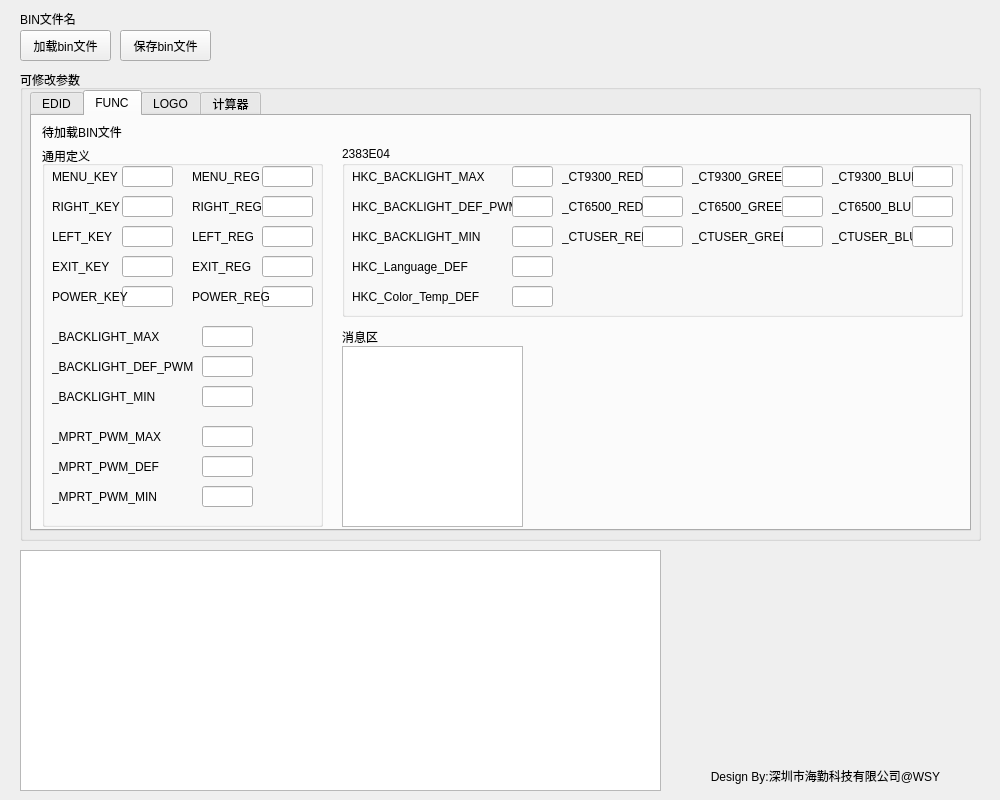
Above: hk_bin_tool.ui from wayneso/HK_BIN_TOOL before the change. Below: the same form after it.
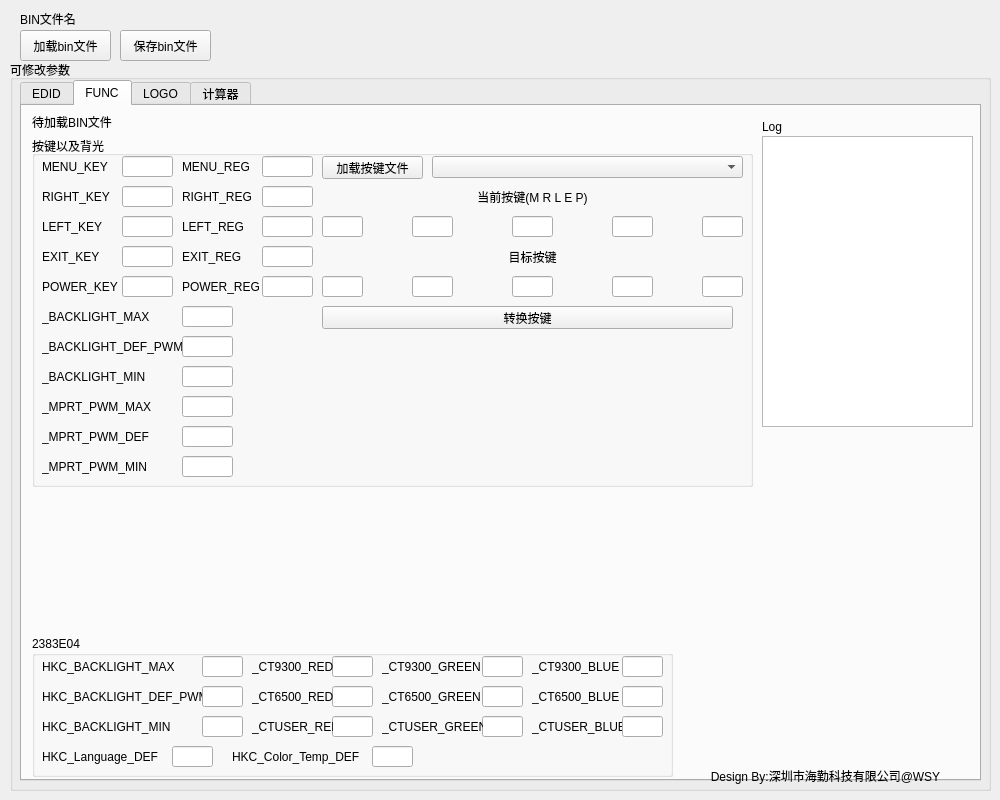
That is the form after the change. The open tabs and pages were chosen to show the change.

Commit message: 更加快捷的修改按键

Patch:
```diff
--- a/hk_bin_tool.ui
+++ b/hk_bin_tool.ui
@@ -63,10 +63,10 @@
   <widget class="QGroupBox" name="groupBox">
    <property name="geometry">
     <rect>
-     <x>20</x>
-     <y>70</y>
-     <width>961</width>
-     <height>471</height>
+     <x>10</x>
+     <y>60</y>
+     <width>981</width>
+     <height>731</height>
     </rect>
    </property>
    <property name="title">
@@ -77,8 +77,8 @@
      <rect>
       <x>10</x>
       <y>20</y>
-      <width>941</width>
-      <height>441</height>
+      <width>961</width>
+      <height>701</height>
      </rect>
     </property>
     <property name="currentIndex">
@@ -848,6 +848,19 @@
        <bool>true</bool>
       </property>
      </widget>
+     <widget class="QTextEdit" name="EDID_textEdit">
+      <property name="geometry">
+       <rect>
+        <x>10</x>
+        <y>420</y>
+        <width>641</width>
+        <height>241</height>
+       </rect>
+      </property>
+      <property name="readOnly">
+       <bool>true</bool>
+      </property>
+     </widget>
     </widget>
     <widget class="QWidget" name="FUNC">
      <attribute name="title">
@@ -869,10 +882,10 @@
      <widget class="QGroupBox" name="groupBox_6">
       <property name="geometry">
        <rect>
-        <x>310</x>
-        <y>30</y>
-        <width>621</width>
-        <height>171</height>
+        <x>10</x>
+        <y>530</y>
+        <width>641</width>
+        <height>141</height>
        </rect>
       </property>
       <property name="title">
@@ -952,7 +965,7 @@
         <rect>
          <x>10</x>
          <y>110</y>
-         <width>141</width>
+         <width>131</width>
          <height>21</height>
         </rect>
        </property>
@@ -963,7 +976,7 @@
       <widget class="QLineEdit" name="HKC_Language_DEF">
        <property name="geometry">
         <rect>
-         <x>170</x>
+         <x>140</x>
          <y>110</y>
          <width>41</width>
          <height>21</height>
@@ -973,8 +986,8 @@
       <widget class="QLabel" name="label_54">
        <property name="geometry">
         <rect>
-         <x>10</x>
-         <y>140</y>
+         <x>200</x>
+         <y>110</y>
          <width>141</width>
          <height>21</height>
         </rect>
@@ -986,8 +999,8 @@
       <widget class="QLineEdit" name="HKC_Color_Temp_DEF">
        <property name="geometry">
         <rect>
-         <x>170</x>
-         <y>140</y>
+         <x>340</x>
+         <y>110</y>
          <width>41</width>
          <height>21</height>
         </rect>
@@ -1019,7 +1032,7 @@
       <widget class="QLineEdit" name="_CT9300_GREEN">
        <property name="geometry">
         <rect>
-         <x>440</x>
+         <x>450</x>
          <y>20</y>
          <width>41</width>
          <height>21</height>
@@ -1031,7 +1044,7 @@
         <rect>
          <x>350</x>
          <y>20</y>
-         <width>91</width>
+         <width>101</width>
          <height>21</height>
         </rect>
        </property>
@@ -1042,7 +1055,7 @@
       <widget class="QLineEdit" name="_CT9300_BLUE">
        <property name="geometry">
         <rect>
-         <x>570</x>
+         <x>590</x>
          <y>20</y>
          <width>41</width>
          <height>21</height>
@@ -1052,9 +1065,9 @@
       <widget class="QLabel" name="label_68">
        <property name="geometry">
         <rect>
-         <x>490</x>
+         <x>500</x>
          <y>20</y>
-         <width>81</width>
+         <width>91</width>
          <height>21</height>
         </rect>
        </property>
@@ -1075,9 +1088,9 @@
       <widget class="QLabel" name="label_69">
        <property name="geometry">
         <rect>
-         <x>490</x>
+         <x>500</x>
          <y>50</y>
-         <width>81</width>
+         <width>91</width>
          <height>21</height>
         </rect>
        </property>
@@ -1088,7 +1101,7 @@
       <widget class="QLineEdit" name="_CT6500_GREEN">
        <property name="geometry">
         <rect>
-         <x>440</x>
+         <x>450</x>
          <y>50</y>
          <width>41</width>
          <height>21</height>
@@ -1098,7 +1111,7 @@
       <widget class="QLineEdit" name="_CT6500_BLUE">
        <property name="geometry">
         <rect>
-         <x>570</x>
+         <x>590</x>
          <y>50</y>
          <width>41</width>
          <height>21</height>
@@ -1123,7 +1136,7 @@
         <rect>
          <x>350</x>
          <y>50</y>
-         <width>91</width>
+         <width>101</width>
          <height>21</height>
         </rect>
        </property>
@@ -1144,9 +1157,9 @@
       <widget class="QLabel" name="label_71">
        <property name="geometry">
         <rect>
-         <x>490</x>
+         <x>500</x>
          <y>80</y>
-         <width>81</width>
+         <width>91</width>
          <height>21</height>
         </rect>
        </property>
@@ -1157,7 +1170,7 @@
       <widget class="QLineEdit" name="_CTUSER_GREEN">
        <property name="geometry">
         <rect>
-         <x>440</x>
+         <x>450</x>
          <y>80</y>
          <width>41</width>
          <height>21</height>
@@ -1167,7 +1180,7 @@
       <widget class="QLineEdit" name="_CTUSER_BLUE">
        <property name="geometry">
         <rect>
-         <x>570</x>
+         <x>590</x>
          <y>80</y>
          <width>41</width>
          <height>21</height>
@@ -1192,7 +1205,7 @@
         <rect>
          <x>350</x>
          <y>80</y>
-         <width>91</width>
+         <width>101</width>
          <height>21</height>
         </rect>
        </property>
@@ -1206,17 +1219,17 @@
        <rect>
         <x>10</x>
         <y>30</y>
-        <width>281</width>
-        <height>381</height>
+        <width>721</width>
+        <height>351</height>
        </rect>
       </property>
       <property name="title">
-       <string>通用定义</string>
+       <string>按键以及背光</string>
       </property>
       <widget class="QLineEdit" name="POWER_KEY">
        <property name="geometry">
         <rect>
-         <x>80</x>
+         <x>90</x>
          <y>140</y>
          <width>51</width>
          <height>21</height>
@@ -1226,7 +1239,7 @@
       <widget class="QLineEdit" name="EXIT_KEY">
        <property name="geometry">
         <rect>
-         <x>80</x>
+         <x>90</x>
          <y>110</y>
          <width>51</width>
          <height>21</height>
@@ -1249,7 +1262,7 @@
       <widget class="QLineEdit" name="POWER_REG">
        <property name="geometry">
         <rect>
-         <x>220</x>
+         <x>230</x>
          <y>140</y>
          <width>51</width>
          <height>21</height>
@@ -1272,7 +1285,7 @@
       <widget class="QLineEdit" name="MENU_KEY">
        <property name="geometry">
         <rect>
-         <x>80</x>
+         <x>90</x>
          <y>20</y>
          <width>51</width>
          <height>21</height>
@@ -1282,7 +1295,7 @@
       <widget class="QLineEdit" name="EXIT_REG">
        <property name="geometry">
         <rect>
-         <x>220</x>
+         <x>230</x>
          <y>110</y>
          <width>51</width>
          <height>21</height>
@@ -1305,7 +1318,7 @@
       <widget class="QLineEdit" name="RIGHT_KEY">
        <property name="geometry">
         <rect>
-         <x>80</x>
+         <x>90</x>
          <y>50</y>
          <width>51</width>
          <height>21</height>
@@ -1328,7 +1341,7 @@
       <widget class="QLineEdit" name="LEFT_REG">
        <property name="geometry">
         <rect>
-         <x>220</x>
+         <x>230</x>
          <y>80</y>
          <width>51</width>
          <height>21</height>
@@ -1351,7 +1364,7 @@
       <widget class="QLineEdit" name="RIGHT_REG">
        <property name="geometry">
         <rect>
-         <x>220</x>
+         <x>230</x>
          <y>50</y>
          <width>51</width>
          <height>21</height>
@@ -1374,7 +1387,7 @@
       <widget class="QLineEdit" name="MENU_REG">
        <property name="geometry">
         <rect>
-         <x>220</x>
+         <x>230</x>
          <y>20</y>
          <width>51</width>
          <height>21</height>
@@ -1410,7 +1423,7 @@
       <widget class="QLineEdit" name="LEFT_KEY">
        <property name="geometry">
         <rect>
-         <x>80</x>
+         <x>90</x>
          <y>80</y>
          <width>51</width>
          <height>21</height>
@@ -1447,7 +1460,7 @@
        <property name="geometry">
         <rect>
          <x>10</x>
-         <y>180</y>
+         <y>170</y>
          <width>141</width>
          <height>21</height>
         </rect>
@@ -1459,8 +1472,8 @@
       <widget class="QLineEdit" name="_MPRT_PWM_MAX">
        <property name="geometry">
         <rect>
-         <x>160</x>
-         <y>280</y>
+         <x>150</x>
+         <y>260</y>
          <width>51</width>
          <height>21</height>
         </rect>
@@ -1469,8 +1482,8 @@
       <widget class="QLineEdit" name="_MPRT_PWM_DEF">
        <property name="geometry">
         <rect>
-         <x>160</x>
-         <y>310</y>
+         <x>150</x>
+         <y>290</y>
          <width>51</width>
          <height>21</height>
         </rect>
@@ -1480,8 +1493,8 @@
        <property name="geometry">
         <rect>
          <x>10</x>
-         <y>280</y>
-         <width>141</width>
+         <y>260</y>
+         <width>121</width>
          <height>21</height>
         </rect>
        </property>
@@ -1493,7 +1506,7 @@
        <property name="geometry">
         <rect>
          <x>10</x>
-         <y>240</y>
+         <y>230</y>
          <width>141</width>
          <height>21</height>
         </rect>
@@ -1506,8 +1519,8 @@
        <property name="geometry">
         <rect>
          <x>10</x>
-         <y>340</y>
-         <width>141</width>
+         <y>320</y>
+         <width>121</width>
          <height>21</height>
         </rect>
        </property>
@@ -1519,7 +1532,7 @@
        <property name="geometry">
         <rect>
          <x>10</x>
-         <y>210</y>
+         <y>200</y>
          <width>141</width>
          <height>21</height>
         </rect>
@@ -1531,8 +1544,8 @@
       <widget class="QLineEdit" name="_MPRT_PWM_MIN">
        <property name="geometry">
         <rect>
-         <x>160</x>
-         <y>340</y>
+         <x>150</x>
+         <y>320</y>
          <width>51</width>
          <height>21</height>
         </rect>
@@ -1542,8 +1555,8 @@
        <property name="geometry">
         <rect>
          <x>10</x>
-         <y>310</y>
-         <width>141</width>
+         <y>290</y>
+         <width>121</width>
          <height>21</height>
         </rect>
        </property>
@@ -1554,8 +1567,8 @@
       <widget class="QLineEdit" name="_BACKLIGHT_DEF_PWM">
        <property name="geometry">
         <rect>
-         <x>160</x>
-         <y>210</y>
+         <x>150</x>
+         <y>200</y>
          <width>51</width>
          <height>21</height>
         </rect>
@@ -1564,8 +1577,8 @@
       <widget class="QLineEdit" name="_BACKLIGHT_MAX">
        <property name="geometry">
         <rect>
-         <x>160</x>
-         <y>180</y>
+         <x>150</x>
+         <y>170</y>
          <width>51</width>
          <height>21</height>
         </rect>
@@ -1574,35 +1587,203 @@
       <widget class="QLineEdit" name="_BACKLIGHT_MIN">
        <property name="geometry">
         <rect>
-         <x>160</x>
-         <y>240</y>
+         <x>150</x>
+         <y>230</y>
          <width>51</width>
          <height>21</height>
         </rect>
        </property>
       </widget>
-     </widget>
-     <widget class="QTextEdit" name="FUNC_textEdit">
-      <property name="geometry">
-       <rect>
-        <x>310</x>
-        <y>230</y>
-        <width>181</width>
-        <height>181</height>
-       </rect>
-      </property>
+      <widget class="QPushButton" name="Add_Key_H_pushButton">
+       <property name="geometry">
+        <rect>
+         <x>290</x>
+         <y>20</y>
+         <width>101</width>
+         <height>23</height>
+        </rect>
+       </property>
+       <property name="text">
+        <string>加载按键文件</string>
+       </property>
+      </widget>
+      <widget class="QComboBox" name="Key_H_List_comboBox">
+       <property name="geometry">
+        <rect>
+         <x>400</x>
+         <y>20</y>
+         <width>311</width>
+         <height>22</height>
+        </rect>
+       </property>
+      </widget>
+      <widget class="QLabel" name="label_64">
+       <property name="geometry">
+        <rect>
+         <x>290</x>
+         <y>50</y>
+         <width>421</width>
+         <height>21</height>
+        </rect>
+       </property>
+       <property name="text">
+        <string>当前按键(M R L E P)</string>
+       </property>
+       <property name="alignment">
+        <set>Qt::AlignmentFlag::AlignCenter</set>
+       </property>
+      </widget>
+      <widget class="QLineEdit" name="Key_1_lineEdit">
+       <property name="geometry">
+        <rect>
+         <x>290</x>
+         <y>80</y>
+         <width>41</width>
+         <height>21</height>
+        </rect>
+       </property>
+      </widget>
+      <widget class="QLineEdit" name="Key_2_lineEdit">
+       <property name="geometry">
+        <rect>
+         <x>380</x>
+         <y>80</y>
+         <width>41</width>
+         <height>21</height>
+        </rect>
+       </property>
+      </widget>
+      <widget class="QLineEdit" name="Key_3_lineEdit">
+       <property name="geometry">
+        <rect>
+         <x>480</x>
+         <y>80</y>
+         <width>41</width>
+         <height>21</height>
+        </rect>
+       </property>
+      </widget>
+      <widget class="QLineEdit" name="Key_4_lineEdit">
+       <property name="geometry">
+        <rect>
+         <x>580</x>
+         <y>80</y>
+         <width>41</width>
+         <height>21</height>
+        </rect>
+       </property>
+      </widget>
+      <widget class="QLineEdit" name="Key_5_lineEdit">
+       <property name="geometry">
+        <rect>
+         <x>670</x>
+         <y>80</y>
+         <width>41</width>
+         <height>21</height>
+        </rect>
+       </property>
+      </widget>
+      <widget class="QLineEdit" name="Key_7_lineEdit">
+       <property name="geometry">
+        <rect>
+         <x>380</x>
+         <y>140</y>
+         <width>41</width>
+         <height>21</height>
+        </rect>
+       </property>
+      </widget>
+      <widget class="QLabel" name="label_74">
+       <property name="geometry">
+        <rect>
+         <x>290</x>
+         <y>110</y>
+         <width>421</width>
+         <height>21</height>
+        </rect>
+       </property>
+       <property name="text">
+        <string>目标按键</string>
+       </property>
+       <property name="alignment">
+        <set>Qt::AlignmentFlag::AlignCenter</set>
+       </property>
+      </widget>
+      <widget class="QLineEdit" name="Key_10_lineEdit">
+       <property name="geometry">
+        <rect>
+         <x>670</x>
+         <y>140</y>
+         <width>41</width>
+         <height>21</height>
+        </rect>
+       </property>
+      </widget>
+      <widget class="QLineEdit" name="Key_8_lineEdit">
+       <property name="geometry">
+        <rect>
+         <x>480</x>
+         <y>140</y>
+         <width>41</width>
+         <height>21</height>
+        </rect>
+       </property>
+      </widget>
+      <widget class="QLineEdit" name="Key_9_lineEdit">
+       <property name="geometry">
+        <rect>
+         <x>580</x>
+         <y>140</y>
+         <width>41</width>
+         <height>21</height>
+        </rect>
+       </property>
+      </widget>
+      <widget class="QLineEdit" name="Key_6_lineEdit">
+       <property name="geometry">
+        <rect>
+         <x>290</x>
+         <y>140</y>
+         <width>41</width>
+         <height>21</height>
+        </rect>
+       </property>
+      </widget>
+      <widget class="QPushButton" name="Key_Convert_pushButton">
+       <property name="geometry">
+        <rect>
+         <x>290</x>
+         <y>170</y>
+         <width>411</width>
+         <height>23</height>
+        </rect>
+       </property>
+       <property name="text">
+        <string>转换按键</string>
+       </property>
+      </widget>
      </widget>
      <widget class="QLabel" name="label_73">
       <property name="geometry">
        <rect>
-        <x>310</x>
-        <y>210</y>
-        <width>171</width>
+        <x>740</x>
+        <y>10</y>
+        <width>211</width>
         <height>21</height>
        </rect>
       </property>
       <property name="text">
-       <string>消息区</string>
+       <string>Log</string>
+      </property>
+     </widget>
+     <widget class="QTextEdit" name="FUNC_textEdit">
+      <property name="geometry">
+       <rect>
+        <x>740</x>
+        <y>30</y>
+        <width>211</width>
+        <height>291</height>
+       </rect>
       </property>
      </widget>
     </widget>
@@ -2442,19 +2623,6 @@
     </widget>
    </widget>
   </widget>
-  <widget class="QTextEdit" name="EDID_textEdit">
-   <property name="geometry">
-    <rect>
-     <x>20</x>
-     <y>550</y>
-     <width>641</width>
-     <height>241</height>
-    </rect>
-   </property>
-   <property name="readOnly">
-    <bool>true</bool>
-   </property>
-  </widget>
   <widget class="QLabel" name="label_11">
    <property name="geometry">
     <rect>
```
Left out of the diff: 70 changed lines with no effect on the pictures. The commit also changes 5 other files.
